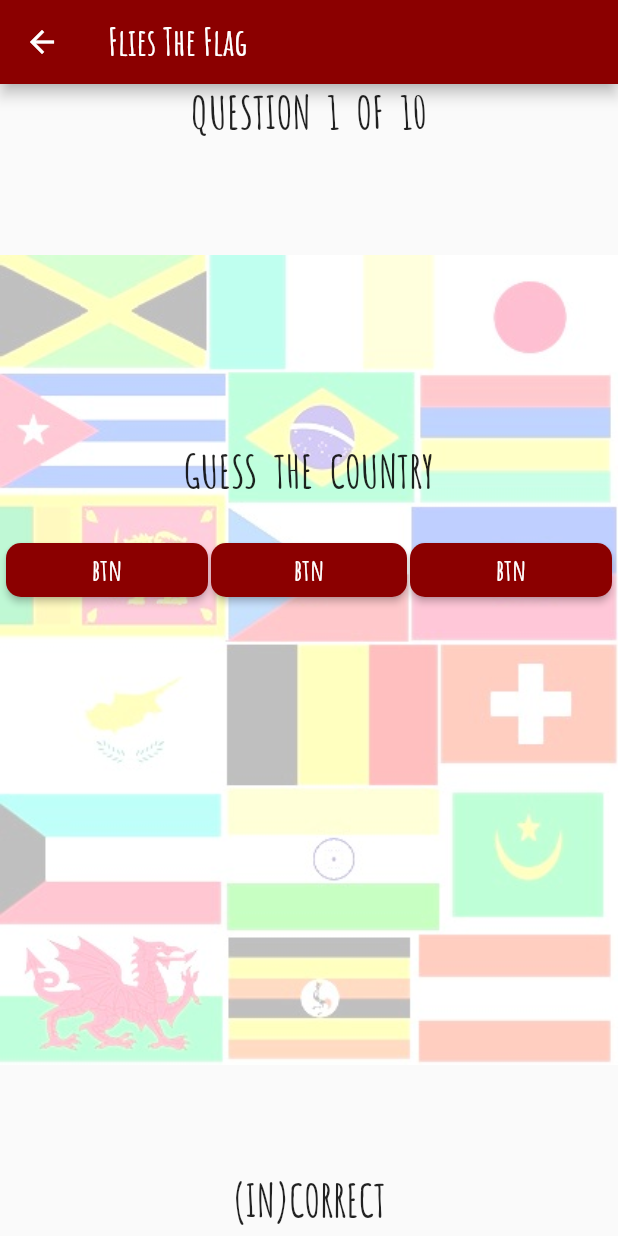
After one commit to MobMaxime/FlagQuiz-Flutter, a Flutter app: the screen it shows after launch, after a tap on "START QUIZ GAME", on a phone screen of 412 x 824 dp. The commit adds this screen. Run offline on Flutter 3.47's test engine with Material 2 defaults, Android fonts, the phone set to English and light mode, and no system bars; our stand-ins replace share.

Commit message:
[FlagQuiz]: Design Layout.

```diff
--- /dev/null
+++ b/flagquiz/lib/screens/game_screen.dart
@@ -0,0 +1,150 @@
+import 'package:flutter/material.dart';
+
+class game_screen extends StatefulWidget {
+  final int _level;
+  game_screen(this._level);
+  @override
+  State<StatefulWidget> createState() {
+    return game_state(this._level);
+  }
+}
+
+class game_state extends State<game_screen> {
+  int _level;
+  game_state(this._level);
+  var _minPadding = 1.0;
+  var que = 1;
+  var options = [];
+
+  TextStyle optionStyle =
+      new TextStyle(color: Colors.white, fontFamily: "AmaticSC", fontSize: 20);
+  TextStyle titleStyle = new TextStyle(fontFamily: "AmaticSC", fontSize: 30);
+
+  @override
+  Widget build(BuildContext context) {
+    return new Scaffold(
+        appBar: AppBar(
+          title: Text(
+            "Flies The Flag",
+            style: TextStyle(
+                color: Colors.white, fontFamily: "AmaticSC", fontSize: 25),
+          ),
+          backgroundColor: Color(0xff8B0000),
+        ), //AppBar
+
+        body: Stack(children: <Widget>[
+          new Container(
+            decoration: BoxDecoration(
+                image: new DecorationImage(
+                    image: new AssetImage("images/background.jpg"))),
+          ), //Image container
+
+          new Center(
+            child: Column(
+              children: <Widget>[
+                Text(
+                  "QUESTION  $que  OF  10",
+                  style: titleStyle,
+                  //textAlign: TextAlign.center,
+                ),
+                SizedBox(height: 200.0),
+
+                Padding(
+                  padding: EdgeInsets.all(_minPadding),
+                  child: Text(
+                    "GUESS  THE  COUNTRY",
+                    style: titleStyle,
+                    textAlign: TextAlign.center,
+                  ),
+                ),
+
+
+
+
+               Padding(padding: EdgeInsets.all(4.0),
+               child: _level>2 ? getOptions() : null
+              //getOptions(),
+               ),
+
+                Padding(padding: EdgeInsets.all(4.0),
+                  child: _level>1 ? getOptions() : null
+                 //getOptions(),
+                ),
+
+                Padding(padding: EdgeInsets.all(4.0),
+                  child:
+                  getOptions(),
+                ),
+
+
+              ],
+            ),
+          ),
+          Positioned(
+            left: 5.0,
+            right: 5.0,
+            bottom: 5.0,
+            child: Center(
+              child: Text(
+                "(IN)CORRECT",
+                style: titleStyle,
+              ),
+            ),
+          )
+        ]) //Stack
+        ); //Scaffold
+  }
+
+  List rows() {
+    for (int i = 1; i <= _level; i++) {
+      options.add(getOptions());
+    }
+    return options;
+  }
+
+  Row getOptions() {
+    return Row(
+      children: <Widget>[
+        Expanded(
+          child: RaisedButton(
+            color: Color(0xFF8B0000),
+            shape: RoundedRectangleBorder(
+                borderRadius: BorderRadius.circular(10.0)),
+            child: Text(
+              "btn",
+              style: optionStyle,
+            ),
+            onPressed: () {},
+          ),
+        ),
+        Expanded(
+            child: Padding(
+          padding: EdgeInsets.all(2.0),
+          child: RaisedButton(
+            color: Color(0xFF8B0000),
+            shape: RoundedRectangleBorder(
+                borderRadius: BorderRadius.circular(10.0)),
+            child: Text(
+              "btn",
+              style: optionStyle,
+            ),
+            onPressed: () {},
+          ),
+        )),
+        Expanded(
+            child: RaisedButton(
+          color: Color(0xFF8B0000),
+          shape:
+              RoundedRectangleBorder(borderRadius: BorderRadius.circular(10.0)),
+          child: Text(
+            "btn",
+            style: optionStyle,
+          ),
+          onPressed: () {},
+        ))
+      ],
+    ); //Row
+
+    //);
+  }
+}
--- a/flagquiz/pubspec.yaml
+++ b/flagquiz/pubspec.yaml
@@ -19,6 +19,7 @@ environment:
 dependencies:
   flutter:
     sdk: flutter
+  share: ^0.5.3
 
   # The following adds the Cupertino Icons font to your application.
   # Use with the CupertinoIcons class for iOS style icons.
@@ -43,6 +44,7 @@ flutter:
   # To add assets to your application, add an assets section, like this:
   assets:
     - images/background.jpg
+    - android/app/src/main/res/drawable/background.jpg
   #  - images/a_dot_ham.jpeg
 
   # An image asset can refer to one or more resolution-specific "variants", see
```
Also changed, not shown: flagquiz/lib/screens/home_screen.dart (+120 -25 lines), flagquiz/pubspec.lock, 5 other files.
